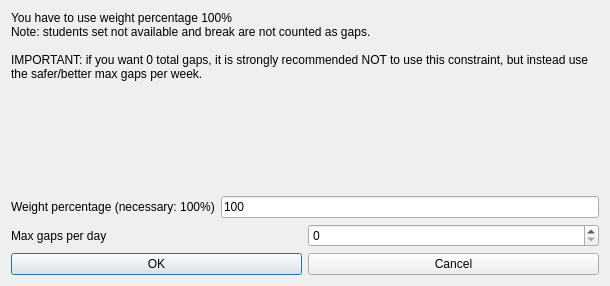
vonmecheln/fet, file fet/src/interface/modifyconstraintstudentsmaxgapsperdayform_template.ui: the form before one commit.
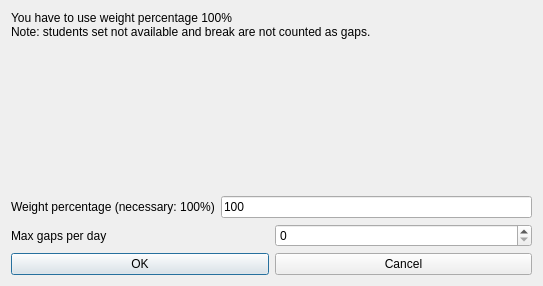
The form after the commit.

What changed in the file:
```diff
--- a/fet/src/interface/modifyconstraintstudentsmaxgapsperdayform_template.ui
+++ b/fet/src/interface/modifyconstraintstudentsmaxgapsperdayform_template.ui
@@ -6,7 +6,7 @@
    <rect>
     <x>0</x>
     <y>0</y>
-    <width>610</width>
+    <width>543</width>
     <height>286</height>
    </rect>
   </property>
@@ -30,9 +30,7 @@
      </property>
      <property name="text">
       <string>You have to use weight percentage 100%
-Note: students set not available and break are not counted as gaps.
-
-IMPORTANT: if you want 0 total gaps, it is strongly recommended NOT to use this constraint, but instead use the safer/better max gaps per week.</string>
+Note: students set not available and break are not counted as gaps.</string>
      </property>
      <property name="wordWrap">
       <bool>true</bool>
```
